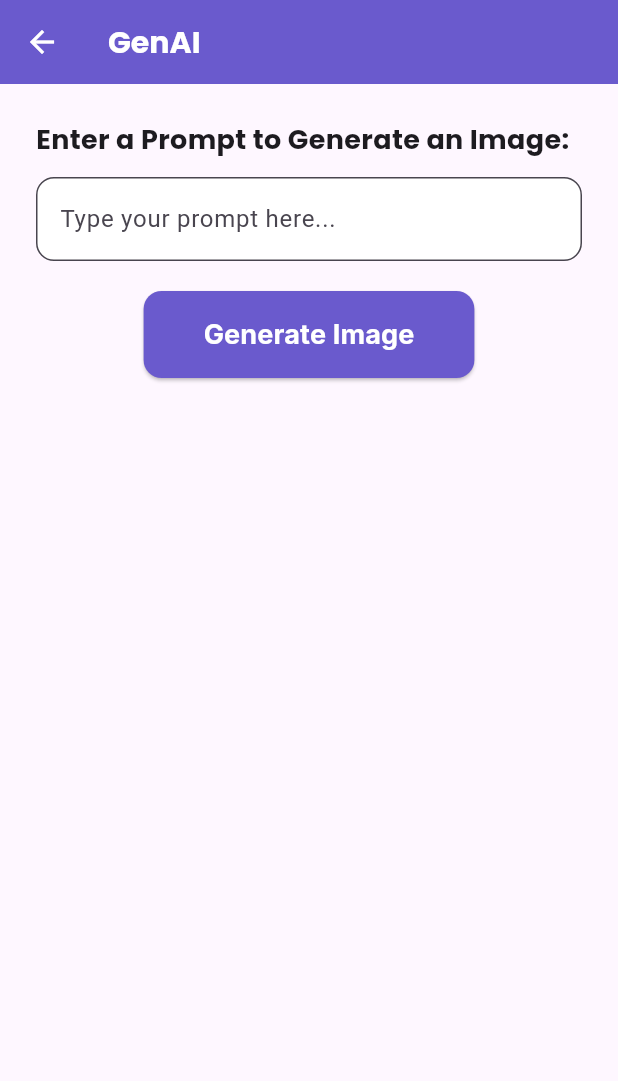
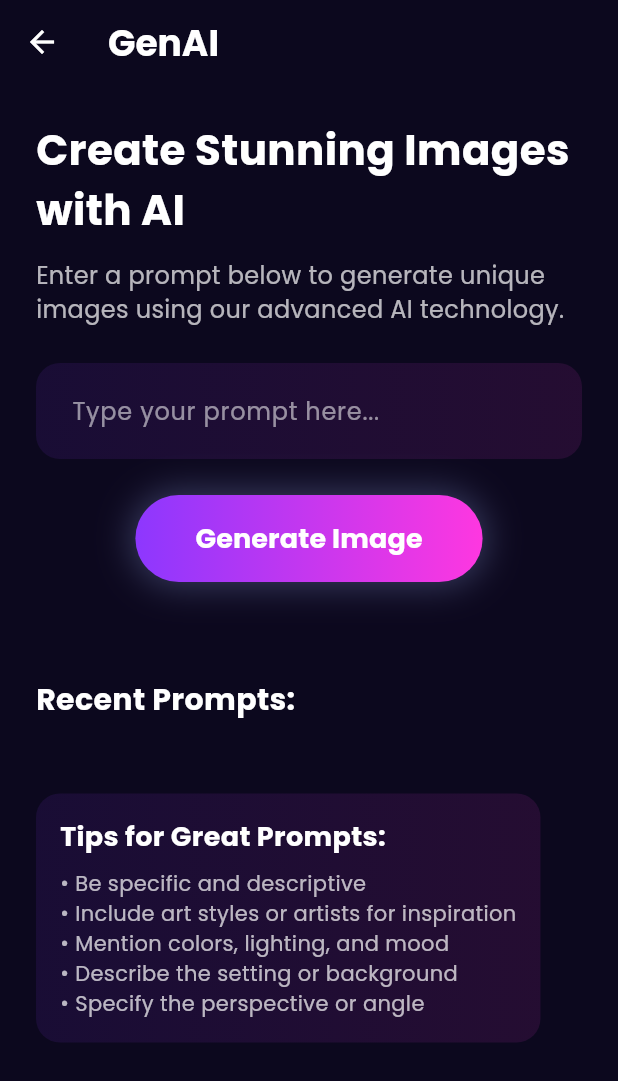
Before and after one commit to Vinit710/flutter_application_1, a Flutter app: the GenAIPage screen opened directly, on a phone screen of 412 x 824 dp. Shown: the top 1081 px of the screen. Run offline on Flutter 3.47's test engine with Material 3 defaults, Android fonts, the phone set to English and light mode, and no system bars; our stand-ins replace firebase_auth, firebase_core, flutter_staggered_animations, font_awesome_flutter, google_fonts, google_sign_in and 1 more; accounts and stored records are empty.

Commit message:
updated theme

```diff
--- a/lib/pages/genai.dart
+++ b/lib/pages/genai.dart
@@ -14,8 +14,8 @@ class _GenAIPageState extends State<GenAIPage> {
   final TextEditingController _promptController = TextEditingController();
   String? _generatedImageUrl;
   bool _isLoading = false;
+  List<String> _recentPrompts = [];
 
-  // Function to send POST request to the API
   Future<void> _generateImage() async {
     final String prompt = _promptController.text.trim();
     if (prompt.isEmpty) return;
@@ -34,10 +34,14 @@ class _GenAIPageState extends State<GenAIPage> {
 
       if (response.statusCode == 200) {
         final Map<String, dynamic> data = jsonDecode(response.body);
-      final String imageUrl = data['generatedImageUrl']; // Access the URL directly
+        final String imageUrl = data['generatedImageUrl'];
 
         setState(() {
           _generatedImageUrl = imageUrl;
+          if (!_recentPrompts.contains(prompt)) {
+            _recentPrompts.insert(0, prompt);
+            if (_recentPrompts.length > 5) _recentPrompts.removeLast();
+          }
         });
       } else {
         _showError('Failed to generate image. Please try again.');
@@ -51,106 +55,226 @@ class _GenAIPageState extends State<GenAIPage> {
     }
   }
 
-
-  // Function to show error messages
   void _showError(String message) {
     ScaffoldMessenger.of(context).showSnackBar(
-      SnackBar(content: Text(message)),
+      SnackBar(
+        content: Text(message),
+        backgroundColor: Colors.red,
+      ),
     );
   }
 
   @override
   Widget build(BuildContext context) {
     return Scaffold(
+      backgroundColor: const Color(0xFF0C081E),
       appBar: AppBar(
-        backgroundColor: Color(0xFF6A5ACD),
+        backgroundColor: Colors.transparent,
+        elevation: 0,
         title: Text(
           'GenAI',
           style: GoogleFonts.poppins(
-            fontSize: 20,
+            fontSize: 24,
             fontWeight: FontWeight.bold,
             color: Colors.white,
           ),
         ),
         leading: IconButton(
           icon: Icon(Icons.arrow_back, color: Colors.white),
-          onPressed: () {
-            Navigator.pop(context);
-          },
+          onPressed: () => Navigator.pop(context),
         ),
       ),
-      body: Padding(
+      body: SingleChildScrollView(
         padding: const EdgeInsets.all(24.0),
         child: Column(
           crossAxisAlignment: CrossAxisAlignment.start,
           children: [
             Text(
-              'Enter a Prompt to Generate an Image:',
+              'Create Stunning Images with AI',
               style: GoogleFonts.poppins(
-                fontSize: 18,
-                fontWeight: FontWeight.w600,
+                fontSize: 28,
+                fontWeight: FontWeight.bold,
+                color: Colors.white,
               ),
             ),
             SizedBox(height: 12),
-            TextField(
+            Text(
+              'Enter a prompt below to generate unique images using our advanced AI technology.',
+              style: GoogleFonts.poppins(
+                fontSize: 16,
+                color: Colors.white70,
+              ),
+            ),
+            SizedBox(height: 24),
+            Container(
+              decoration: BoxDecoration(
+                gradient: LinearGradient(
+                  colors: [
+                    Color(0xFF8D37FE).withOpacity(0.1),
+                    Color(0xFFFE37E0).withOpacity(0.1),
+                  ],
+                ),
+                borderRadius: BorderRadius.circular(16),
+              ),
+              child: TextField(
                 controller: _promptController,
+                style: GoogleFonts.poppins(color: Colors.white),
                 decoration: InputDecoration(
                   hintText: 'Type your prompt here...',
+                  hintStyle: GoogleFonts.poppins(color: Colors.white54),
                   border: OutlineInputBorder(
-                  borderRadius: BorderRadius.circular(12),
+                    borderRadius: BorderRadius.circular(16),
+                    borderSide: BorderSide.none,
                   ),
                   filled: true,
-                fillColor: Colors.white,
+                  fillColor: Colors.transparent,
+                  contentPadding: EdgeInsets.all(20),
                 ),
               ),
-            SizedBox(height: 20),
+            ),
+            SizedBox(height: 24),
             Center(
+              child: Container(
+                decoration: BoxDecoration(
+                  gradient: LinearGradient(
+                    colors: [Color(0xFF8D37FE), Color(0xFFFE37E0)],
+                  ),
+                  borderRadius: BorderRadius.circular(30),
+                  boxShadow: [
+                    BoxShadow(
+                      color: Color(0xFFA5B9FF).withOpacity(0.3),
+                      blurRadius: 20,
+                      spreadRadius: 2,
+                    ),
+                  ],
+                ),
                 child: ElevatedButton(
                   onPressed: _generateImage,
                   style: ElevatedButton.styleFrom(
-                  backgroundColor: Color(0xFF6A5ACD),
-                  foregroundColor: Colors.white,
+                    backgroundColor: Colors.transparent,
+                    shadowColor: Colors.transparent,
                     padding: EdgeInsets.symmetric(horizontal: 40, vertical: 16),
                     shape: RoundedRectangleBorder(
-                    borderRadius: BorderRadius.circular(12),
+                      borderRadius: BorderRadius.circular(30),
                     ),
                   ),
                   child: Text(
                     'Generate Image',
-                  style: GoogleFonts.inter(
+                    style: GoogleFonts.poppins(
                       fontSize: 18,
                       fontWeight: FontWeight.bold,
+                      color: Colors.white,
                     ),
                   ),
                 ),
               ),
-            SizedBox(height: 20),
-            if (_isLoading) ...[
-              Center(child: CircularProgressIndicator()),
-            ],
+            ),
+            SizedBox(height: 32),
+            if (_isLoading)
+              Center(
+                child: CircularProgressIndicator(
+                  valueColor: AlwaysStoppedAnimation<Color>(Color(0xFF8E37FE)),
+                ),
+              ),
             if (_generatedImageUrl != null) ...[
-              SizedBox(height: 20),
-              Center(
-                child: Column(
-                  children: [
               Text(
                 'Generated Image:',
                 style: GoogleFonts.poppins(
+                  fontSize: 20,
+                  fontWeight: FontWeight.w600,
+                  color: Colors.white,
+                ),
+              ),
+              SizedBox(height: 16),
+              Container(
+                height: 300,
+                decoration: BoxDecoration(
+                  borderRadius: BorderRadius.circular(16),
+                  boxShadow: [
+                    BoxShadow(
+                      color: Color(0xFFA5B9FF).withOpacity(0.3),
+                      blurRadius: 20,
+                      spreadRadius: 2,
+                    ),
+                  ],
+                ),
+                child: ClipRRect(
+                  borderRadius: BorderRadius.circular(16),
+                  child: Image.network(
+                    _generatedImageUrl!,
+                    fit: BoxFit.cover,
+                    width: double.infinity,
+                    loadingBuilder: (context, child, loadingProgress) {
+                      if (loadingProgress == null) return child;
+                      return Center(
+                        child: CircularProgressIndicator(
+                          value: loadingProgress.expectedTotalBytes != null
+                              ? loadingProgress.cumulativeBytesLoaded / loadingProgress.expectedTotalBytes!
+                              : null,
+                          valueColor: AlwaysStoppedAnimation<Color>(Color(0xFF8E37FE)),
+                        ),
+                      );
+                    },
+                  ),
+                ),
+              ),
+            ],
+            SizedBox(height: 32),
+            Text(
+              'Recent Prompts:',
+              style: GoogleFonts.poppins(
+                fontSize: 20,
+                fontWeight: FontWeight.w600,
+                color: Colors.white,
+              ),
+            ),
+            SizedBox(height: 16),
+            Column(
+              children: _recentPrompts.map((prompt) => ListTile(
+                title: Text(
+                  prompt,
+                  style: GoogleFonts.poppins(color: Colors.white70),
+                ),
+                leading: Icon(Icons.history, color: Colors.white54),
+                onTap: () {
+                  _promptController.text = prompt;
+                },
+              )).toList(),
+            ),
+            SizedBox(height: 32),
+            Container(
+              padding: EdgeInsets.all(16),
+              decoration: BoxDecoration(
+                gradient: LinearGradient(
+                  colors: [
+                    Color(0xFF8D37FE).withOpacity(0.1),
+                    Color(0xFFFE37E0).withOpacity(0.1),
+                  ],
+                ),
+                borderRadius: BorderRadius.circular(16),
+              ),
+              child: Column(
+                crossAxisAlignment: CrossAxisAlignment.start,
+                children: [
+                  Text(
+                    'Tips for Great Prompts:',
+                    style: GoogleFonts.poppins(
                       fontSize: 18,
                       fontWeight: FontWeight.w600,
+                      color: Colors.white,
                     ),
                   ),
-                    SizedBox(height: 12),
-                    Image.network(
-                      _generatedImageUrl!,
-                      height: 300,
-                      width: double.infinity,
-                      fit: BoxFit.cover,
+                  SizedBox(height: 8),
+                  Text(
+                    '• Be specific and descriptive\n• Include art styles or artists for inspiration\n• Mention colors, lighting, and mood\n• Describe the setting or background\n• Specify the perspective or angle',
+                    style: GoogleFonts.poppins(
+                      fontSize: 14,
+                      color: Colors.white70,
+                    ),
                   ),
                 ],
               ),
             ),
-            ],
           ],
         ),
       ),
```
Lines whose indentation alone changed are shown as unchanged.
